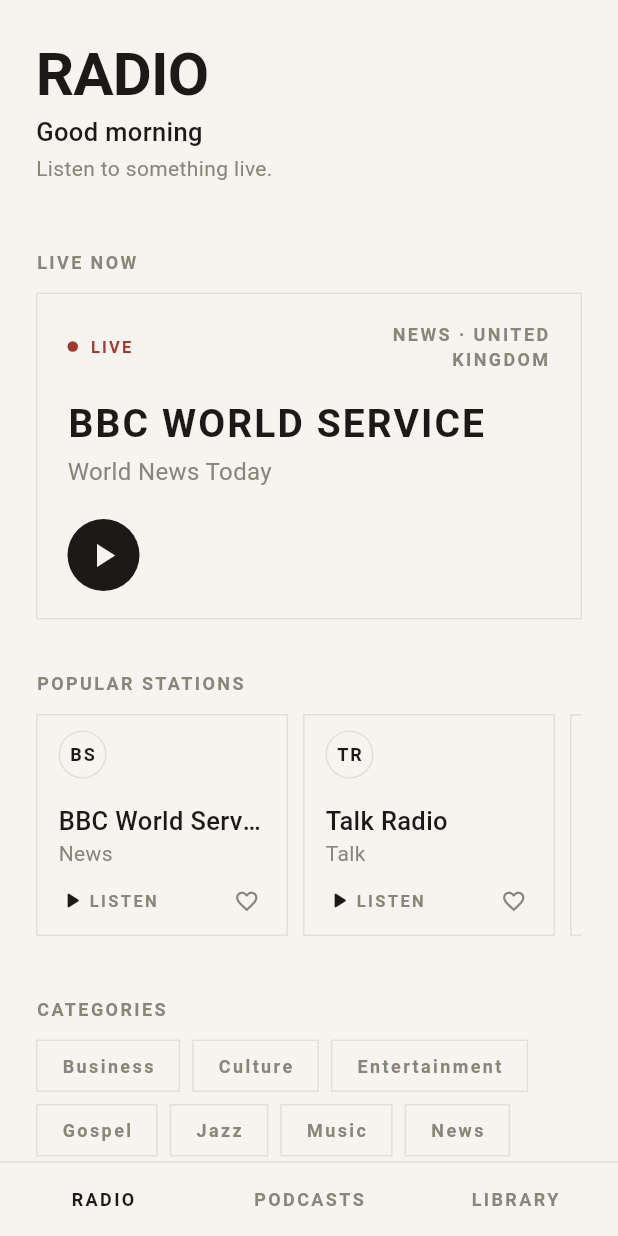
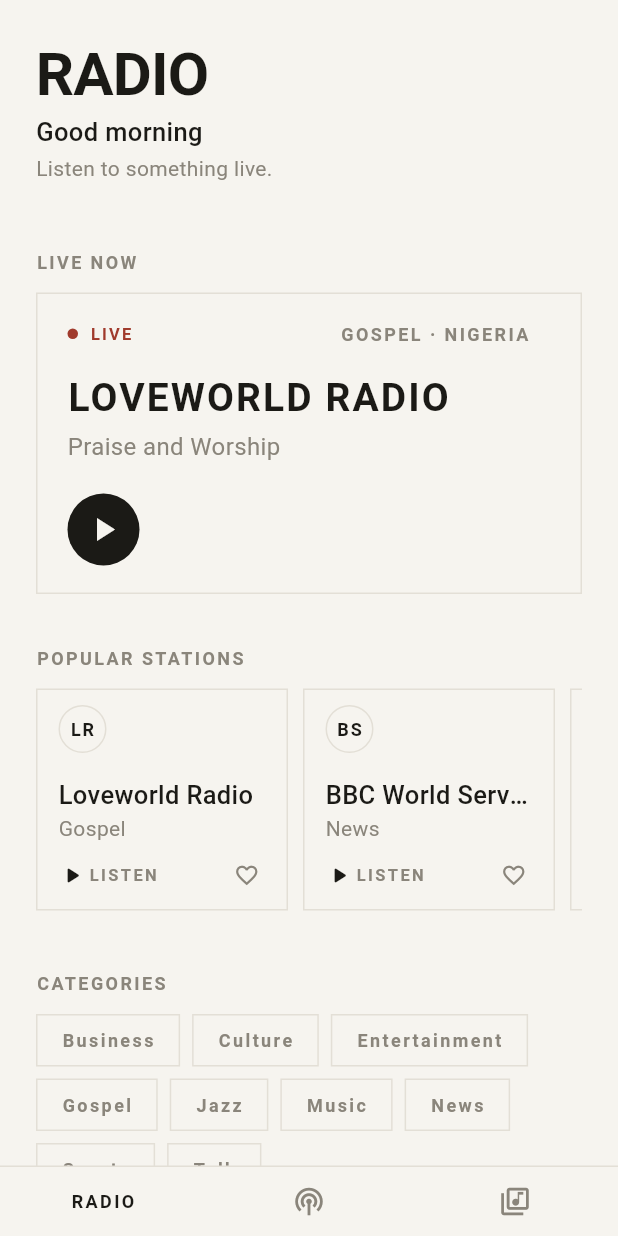
Before and after one commit to thisscribe000/radio_over, a Flutter app: the screen it shows after launch, on a phone screen of 412 x 824 dp. Run offline on Flutter 3.47's test engine with Material 3 defaults, Android fonts, the phone set to English and light mode, and no system bars; our stand-ins replace audio_service, just_audio, share_plus, shared_preferences; missing offline and left inert: audio_session; network calls fail.

Commit message:
fix playback source switching and radio controls
Co-authored-by: Copilot <223556219+Copilot@users.noreply.github.com>

```diff
--- a/lib/data/content_scope.dart
+++ b/lib/data/content_scope.dart
@@ -34,13 +34,36 @@ class AppContent extends ChangeNotifier {
     required this.podcastFeeds,
     List<RadioStation>? seedStations,
     List<PodcastSeries>? seedShows,
+    this.pinnedStation,
     this.isLive = false,
     this.savedShowsProvider,
     this.onNewEpisodes,
     DateTime Function()? clock,
   })  : _now = clock ?? DateTime.now,
-        _stations = List.of(seedStations ?? mockStations),
+        _stations = _applyPinned(List.of(seedStations ?? mockStations), pinnedStation),
         _shows = List.of(seedShows ?? mockPodcasts);
+
+  /// A station always kept at the front of the radio catalogue, regardless of
+  /// what a live load returns or the seed ordering. When set, it is the first
+  /// station (and therefore the featured/LIVE NOW station) and is never
+  /// duplicated by a live result carrying the same [RadioStation.stationId].
+  final RadioStation? pinnedStation;
+
+  /// Returns [stations] with [pinned] forced to the front: the pinned instance
+  /// is placed at index 0 and any other station sharing its [stationId] is
+  /// dropped (deduped by stable station identity only — no fuzzy name math).
+  static List<RadioStation> _applyPinned(
+    List<RadioStation> stations,
+    RadioStation? pinned,
+  ) {
+    if (pinned == null) return stations;
+    final String id = pinned.stationId;
+    return [
+      pinned,
+      for (final RadioStation s in stations)
+        if (s.stationId != id) s,
+    ];
+  }
 
   /// Fully-offline scope: every repository serves the curated mock catalogue.
   /// Used by development and widget tests so behaviour is deterministic.
@@ -150,7 +173,7 @@ class AppContent extends ChangeNotifier {
     try {
       final List<RadioStation> hits = await radio.popular(limit: limit);
       if (hits.isNotEmpty) {
-        _stations = List.of(hits);
+        _stations = _applyPinned(List.of(hits), pinnedStation);
         _announce();
       }
     } on Exception {
--- a/lib/main.dart
+++ b/lib/main.dart
@@ -12,6 +12,7 @@ import 'data/podcasts/podcast_feed_repository.dart';
 import 'data/podcasts/podcast_index_directory_repository.dart';
 import 'data/progress/playback_progress_store.dart';
 import 'data/radio/radio_browser_repository.dart';
+import 'models/station.dart';
 import 'navigation/app_shell.dart';
 import 'playback/engines/just_audio_engine.dart';
 import 'playback/playback_controller.dart';
@@ -57,6 +58,7 @@ class _RadioAppState extends State<RadioApp> {
     podcastDirectory: PodcastIndexDirectoryRepository(),
     podcastFeeds: RssPodcastFeedRepository(),
     isLive: true,
+    pinnedStation: loveworldRadioStation,
     savedShowsProvider: () => _controller.savedShows,
     onNewEpisodes: (show, episodes) =>
         _controller.markEpisodesUnseen([for (final e in episodes) e.id]),
--- a/lib/models/station.dart
+++ b/lib/models/station.dart
@@ -159,12 +159,63 @@ const List<String> radioCategories = [
   'Entertainment',
 ];
 
+/// Loveworld Radio — pinned at the top of the radio catalogue and featured in
+/// LIVE NOW. Kept as its own named constant so both the mock catalogue and the
+/// live scope can reference the same persistent station (it is re-inserted to
+/// the front of the catalogue whenever a live load replaces it).
+const RadioStation loveworldRadioStation = RadioStation(
+  id: 'loveworld-radio',
+  name: 'Loveworld Radio',
+  category: 'Gospel',
+  program: 'Praise and Worship',
+  country: 'Nigeria',
+  city: 'Lagos',
+  language: 'English',
+  website: 'loveworldradio.org',
+  description:
+      'Loveworld Radio — uplifting praise, worship and the word, broadcast from the Loveworld Christian network.',
+  streamUrl: 'https://radio.superfm963.com/proxy/lwradio/stream',
+  streamType: 'audio/mpeg',
+  codec: 'MP3',
+  tags: ['gospel', 'worship', 'christian'],
+  schedule: [
+    RadioProgramme(
+      id: 'loveworld-praise-worship',
+      stationId: 'loveworld-radio',
+      title: 'Praise and Worship',
+      description: 'A session of praise, worship and the word.',
+      start: '06:00',
+      end: '09:00',
+      day: 'TODAY',
+    ),
+    RadioProgramme(
+      id: 'loveworld-word-session',
+      stationId: 'loveworld-radio',
+      title: 'The Word Session',
+      description: 'Biblical teaching and devotion.',
+      start: '09:00',
+      end: '12:00',
+      day: 'TODAY',
+    ),
+    RadioProgramme(
+      id: 'loveworld-evening-worship',
+      stationId: 'loveworld-radio',
+      title: 'Evening Worship',
+      description: 'Winding down the day with worship.',
+      start: '18:00',
+      end: '21:00',
+      day: 'TODAY',
+    ),
+  ],
+);
+
 /// Temporary station data until a real radio API is available.
 ///
 /// The first entries are the demo stations the players were built around;
 /// the rest round out the discovery categories. Kept separate from the UI so
 /// real stations can replace this list later.
 const List<RadioStation> mockStations = [
+  loveworldRadioStation,
   RadioStation(
     id: 'bbc-world-service',
     name: 'BBC World Service',
--- a/lib/navigation/app_shell.dart
+++ b/lib/navigation/app_shell.dart
@@ -7,7 +7,7 @@ import '../screens/library_screen.dart';
 import '../screens/podcasts_screen.dart';
 import '../screens/radio_screen.dart';
 import '../search/recent_searches.dart';
-import '../theme.dart';
+import '../widgets/pill_tab_bar.dart';
 import '../widgets/podcast_mini_player.dart';
 
 /// Top-level navigation shell.
@@ -109,9 +109,14 @@ class _AppShellState extends State<AppShell> {
               ),
             ),
           ),
-          SafeArea(
-            top: false,
-            child: _TabBar(index: _index, onChanged: (i) => setState(() => _index = i)),
+          PillTabBar(
+            tabs: const [
+              PillTabDestination('RADIO', Icons.radio),
+              PillTabDestination('PODCASTS', Icons.podcasts),
+              PillTabDestination('LIBRARY', Icons.library_music_outlined),
+            ],
+            selectedIndex: _index,
+            onChanged: (i) => setState(() => _index = i),
           ),
         ],
       ),
@@ -150,60 +155,3 @@ class _AppShellState extends State<AppShell> {
     );
   }
 }
-
-class _TabBar extends StatelessWidget {
-  const _TabBar({required this.index, required this.onChanged});
-
-  final int index;
-  final ValueChanged<int> onChanged;
-
-  @override
-  Widget build(BuildContext context) {
-    return Container(
-      decoration: const BoxDecoration(
-        border: Border(
-          top: BorderSide(color: AppColors.hairline),
-        ),
-      ),
-      child: Row(
-        children: [
-          _TabItem(label: 'RADIO', selected: index == 0, onTap: () => onChanged(0)),
-          _TabItem(label: 'PODCASTS', selected: index == 1, onTap: () => onChanged(1)),
-          _TabItem(label: 'LIBRARY', selected: index == 2, onTap: () => onChanged(2)),
-        ],
-      ),
-    );
-  }
-}
-
-class _TabItem extends StatelessWidget {
-  const _TabItem({
-    required this.label,
-    required this.selected,
-    required this.onTap,
-  });
-
-  final String label;
-  final bool selected;
-  final VoidCallback onTap;
-
-  @override
-  Widget build(BuildContext context) {
-    return Expanded(
-      child: GestureDetector(
-        key: ValueKey('tab-$label'),
-        behavior: HitTestBehavior.opaque,
-        onTap: onTap,
-        child: Padding(
-          padding: const EdgeInsets.symmetric(vertical: 16),
-          child: Center(
-            child: Text(
-              label,
-              style: selected ? AppTextStyles.navLabel : AppTextStyles.sectionLabel,
-            ),
-          ),
-        ),
-      ),
-    );
-  }
-}
--- /dev/null
+++ b/lib/widgets/pill_tab_bar.dart
@@ -0,0 +1,141 @@
+import 'package:flutter/material.dart';
+
+import '../theme.dart';
+
+/// A destination in a [PillTabBar]: a label and the icon it morphs into.
+class PillTabDestination {
+  const PillTabDestination(this.label, this.icon);
+
+  final String label;
+  final IconData icon;
+}
+
+/// Reusable, state-driven bottom navigation.
+///
+/// The active destination is shown as its **text label only**, and every
+/// inactive destination as its **icon only** — no pill, no background, no
+/// border, no shadow. Selecting a tab makes the icon theatrically *become* the
+/// label: the outgoing label fades back into its muted icon while the newly
+/// chosen icon fades into its ink label (Radio → 📻 and simultaneously
+/// 🎙️ → Podcasts).
+///
+/// The crossfade is subtle and fast — a short fade combined with a gentle
+/// horizontal size settle ([FadeTransition] + [SizeTransition] on an
+/// [AnimatedSwitcher]). No bouncing, scaling, sliding or shells around the
+/// items. Inactive tabs genuinely have no label in the tree, and the active
+/// tab has no icon.
+///
+/// Fully route/index driven: pass the shell's current tab index in
+/// [selectedIndex] and the item follows whichever route is active. The three
+/// destinations stay balanced with [MainAxisAlignment.spaceEvenly] and a
+/// comfortable minimum width per item so the active label never cramps narrow
+/// screens. The label's position is not fixed — it sits wherever its
+/// (center-aligned) flex slot places it.
+class PillTabBar extends StatelessWidget {
+  const PillTabBar({
+    super.key,
+    required this.tabs,
+    required this.selectedIndex,
+    required this.onChanged,
+    this.duration = const Duration(milliseconds: 220),
+  });
+
+  final List<PillTabDestination> tabs;
+  final int selectedIndex;
+  final ValueChanged<int> onChanged;
+
+  /// Length of the icon↔label morph. Kept short so switching feels immediate.
+  final Duration duration;
+
+  @override
+  Widget build(BuildContext context) {
+    return Container(
+      decoration: const BoxDecoration(
+        border: Border(top: BorderSide(color: AppColors.hairline)),
+      ),
+      child: SafeArea(
+        top: false,
+        child: Row(
+          mainAxisAlignment: MainAxisAlignment.spaceEvenly,
+          children: [
+            for (int i = 0; i < tabs.length; i++)
+              Flexible(
+                fit: FlexFit.loose,
+                child: _PillTabItem(
+                  key: ValueKey('tab-${tabs[i].label}'),
+                  icon: tabs[i].icon,
+                  label: tabs[i].label,
+                  selected: i == selectedIndex,
+                  duration: duration,
+                  onTap: () => onChanged(i),
+                ),
+              ),
+          ],
+        ),
+      ),
+    );
+  }
+}
+
+class _PillTabItem extends StatelessWidget {
+  const _PillTabItem({
+    super.key,
+    required this.icon,
+    required this.label,
+    required this.selected,
+    required this.duration,
+    required this.onTap,
+  });
+
+  final IconData icon;
+  final String label;
+  final bool selected;
+  final Duration duration;
+  final VoidCallback onTap;
+
+  @override
+  Widget build(BuildContext context) {
+    final Widget content = selected
+        ? Text(
+            label,
+            key: ValueKey('$label-label'),
+            style: AppTextStyles.navLabel.copyWith(color: AppColors.ink),
+          )
+        : Icon(
+            icon,
+            key: ValueKey('$label-icon'),
+            size: 22,
+            color: AppColors.muted,
+          );
+
+    return Center(
+      child: GestureDetector(
+        behavior: HitTestBehavior.opaque,
+        onTap: onTap,
+        child: ConstrainedBox(
+          constraints: const BoxConstraints(minWidth: 72),
+          child: Padding(
+            padding: const EdgeInsets.symmetric(vertical: 12, horizontal: 4),
+            child: Center(
+              child: AnimatedSwitcher(
+                duration: duration,
+                switchInCurve: Curves.easeOut,
+                switchOutCurve: Curves.easeIn,
+                transitionBuilder: (child, animation) => FadeTransition(
+                  opacity: animation,
+                  child: SizeTransition(
+                    sizeFactor: animation,
+                    axis: Axis.horizontal,
+                    axisAlignment: 0,
+                    child: child,
+                  ),
+                ),
+                child: content,
+              ),
+            ),
+          ),
+        ),
+      ),
+    );
+  }
+}
```
Also changed, not shown: lib/playback/engines/just_audio_engine.dart (+42 -18 lines), lib/screens/radio_player_screen.dart (+100 -62 lines), 11 other files.
